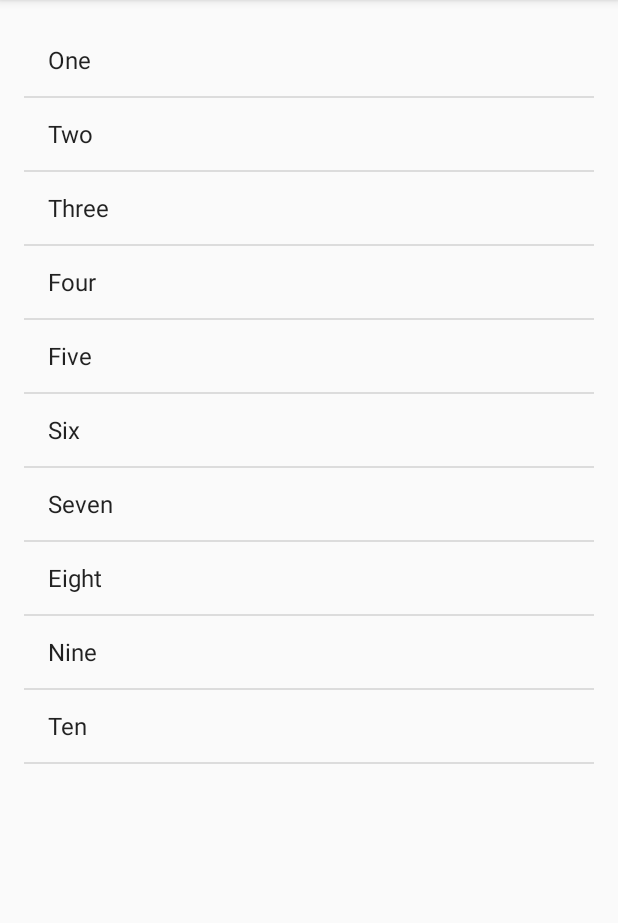
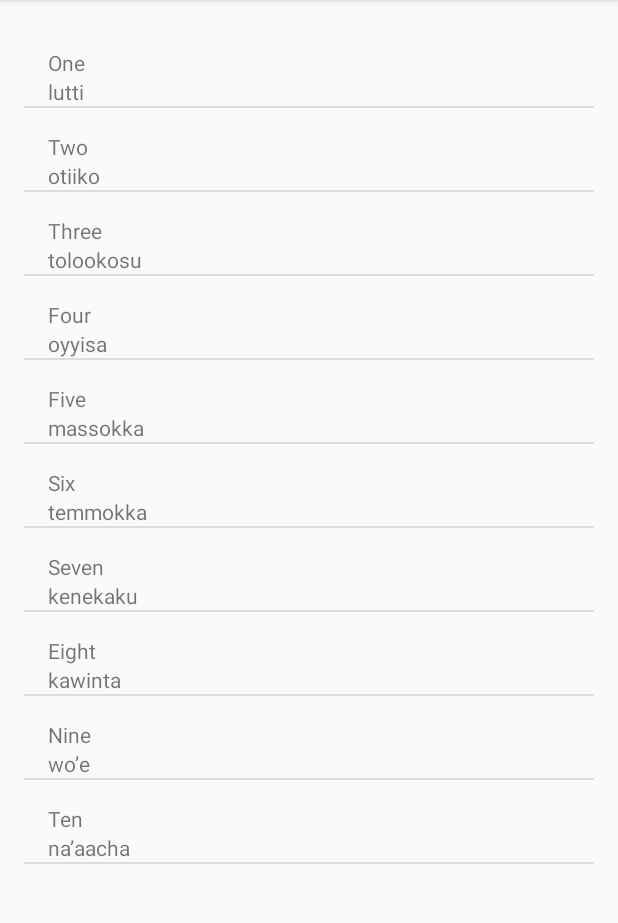
Before and after one commit to dirtfeast/Miwok, an Android app: the screen it shows after launch (NumbersActivity), after a tap on "Numbers", on a phone screen of 412 x 824 dp, the part 84-1007 px from its top. Run offline under Robolectric (Android 15) with nearby library versions, the phone set to English and light mode, and no system bars.

Commit message:
Update Numbers with WordAdapter, custom ArrayAdapter class

```diff
--- a/app/src/main/java/com/example/android/miwok/NumbersActivity.java
+++ b/app/src/main/java/com/example/android/miwok/NumbersActivity.java
@@ -19,17 +19,19 @@
         super.onCreate(savedInstanceState);
         setContentView(R.layout.activity_numbers);
 
-        ArrayList<String> miwokWords = new ArrayList<String>();
-        miwokWords.add("One");
-        miwokWords.add("Two");
-        miwokWords.add("Three");
-        miwokWords.add("Four");
-        miwokWords.add("Five");
-        miwokWords.add("Six");
-        miwokWords.add("Seven");
-        miwokWords.add("Eight");
-        miwokWords.add("Nine");
-        miwokWords.add("Ten");
+        // ArrayList of miwoWords objects
+        // Define English and Miwok words
+        ArrayList<Word> miwokWords = new ArrayList<Word>();
+        miwokWords.add(new Word("One", "lutti"));
+        miwokWords.add(new Word("Two", "otiiko"));
+        miwokWords.add(new Word("Three", "tolookosu"));
+        miwokWords.add(new Word("Four", "oyyisa"));
+        miwokWords.add(new Word("Five", "massokka"));
+        miwokWords.add(new Word("Six", "temmokka"));
+        miwokWords.add(new Word("Seven", "kenekaku"));
+        miwokWords.add(new Word("Eight", "kawinta"));
+        miwokWords.add(new Word("Nine", "wo’e"));
+        miwokWords.add(new Word("Ten", "na’aacha"));
 
         // Locate root LinearLayout in activity_numbers.xml
         // LinearLayout rootView = (LinearLayout) findViewById(R.id.rootView);
@@ -37,9 +39,19 @@
         // Add sub TextView to the root LinearLayout for each element
         // ArrayAdapter manages view recycling
         // Set text of each view
-        ArrayAdapter<String> itemsAdapter = new ArrayAdapter<String>(this, android.R.layout.simple_list_item_1, miwokWords);
+
+        // Custom WordAdapter class overrides ArrayAdapter
+        // Pass context and object
+        WordAdapter adapter = new WordAdapter(this, miwokWords);
+
+        // Find the ListView object in the view hierarchy of the Activity
+        // There should be a {@link ListView} with the view ID called list,
+        // which is declared in the activity_numbers.xml layout file
         ListView listView = (ListView) findViewById(R.id.list);
-        listView.setAdapter(itemsAdapter);
+
+        // Make the ListView use the WordAdapter we created above, so that the
+        // ListView will display list items for each Word object in the list.
+        listView.setAdapter(adapter);
 
     } // Close method onCreate()
 } // Close class NumbersActivity
--- /dev/null
+++ b/app/src/main/java/com/example/android/miwok/Word.java
@@ -0,0 +1,30 @@
+package com.example.android.miwok;
+
+/**
+ * Created by DanW on 5/21/2017.
+ */
+
+public class Word {
+
+    private String mMiwokWord;
+    private String mEnglishWord;
+
+    // Constructor setter method
+    // @params strings miwokWord and englishWord
+    // Sets private strings mMiwokWord and mEnglishWord
+    public Word(String miwokWord, String englishWord) {
+        mMiwokWord = miwokWord;
+        mEnglishWord = englishWord;
+    } // Close method Word()
+
+    // Getter method to retrieve private string mMiwokWord
+    public String getmMiwokWord() {
+        return mMiwokWord;
+    }
+
+    // Getter method to retrieve private string mEnglishWord
+    public String getmEnglishWord() {
+        return mEnglishWord;
+    }
+
+} // Close class Word
--- /dev/null
+++ b/app/src/main/java/com/example/android/miwok/WordAdapter.java
@@ -0,0 +1,83 @@
+package com.example.android.miwok;
+
+import android.app.Activity;
+import android.support.annotation.NonNull;
+import android.support.annotation.Nullable;
+import android.view.LayoutInflater;
+import android.view.View;
+import android.view.ViewGroup;
+import android.widget.ArrayAdapter;
+import android.widget.ImageView;
+import android.widget.TextView;
+
+import java.util.ArrayList;
+
+/**
+ * Created by DanW on 5/21/2017.
+ */
+
+// Custom override of the getView() method
+public class WordAdapter extends ArrayAdapter<Word> {
+
+    private static final String LOG_TAG = WordAdapter.class.getSimpleName();
+
+    /**
+     * This is our own custom constructor (it doesn't mirror a superclass constructor).
+     * The context is used to inflate the layout file, and the list is the data we want
+     * to populate into the lists.
+     *
+     * @param context        The current context. Used to inflate the layout file.
+     * @param miwokWords A List of AndroidFlavor objects to display in a list
+     */
+    public WordAdapter(Activity context, ArrayList<Word> miwokWords) {
+        // Here, we initialize the ArrayAdapter's internal storage for the context and the list.
+        // the second argument is used when the ArrayAdapter is populating a single TextView.
+        // Because this is a custom adapter for two TextViews and an ImageView, the adapter is not
+        // going to use this second argument, so it can be any value. Here, we used 0.
+
+        // Call on constructor for superclass ArrayAdapter
+        // ArrayAdapter(Context context, int resource, List<T> objects)
+        super(context, 0, miwokWords);
+    }
+    @NonNull
+    @Override
+    public View getView(int position, @Nullable View convertView, @NonNull ViewGroup parent) {
+//        return super.getView(position, convertView, parent);
+
+        // Check if the existing view is being reused, otherwise inflate the view
+        // Important, for example, when you start app and there are no recyclable views yet
+        View listItemView = convertView;
+        if(listItemView == null) {
+            listItemView = LayoutInflater.from(getContext()).inflate(R.layout.list_item, parent, false);
+            }
+
+        // Get the Word object located at this position in the list
+        // getItem() is a method within ArrayAdapter superclass
+        Word currentWord = getItem(position);
+
+        // Find the TextView in the list_item.xml layout with the ID version_name
+        TextView nameTextView = (TextView) listItemView.findViewById(R.id.numbers_miwok);
+        // Get the version name from the current AndroidFlavor object and
+        // set this text on the name TextView
+        nameTextView.setText(currentWord.getmMiwokWord());
+
+        // Find the TextView in the list_item.xml layout with the ID version_number
+        TextView numberTextView = (TextView) listItemView.findViewById(R.id.numbers_english);
+        // Get the version number from the current AndroidFlavor object and
+        // set this text on the number TextView
+        numberTextView.setText(currentWord.getmEnglishWord());
+
+        // Find the ImageView in the list_item.xml layout with the ID list_item_icon
+//        ImageView iconView = (ImageView) listItemView.findViewById(R.id.list_item_icon);
+
+        // Get the image resource ID from the current AndroidFlavor object and
+        // set the image to iconView
+//        iconView.setImageResource(currentWord.getImageResourceId());
+
+        // Return the whole list item layout (containing 2 TextViews and an ImageView)
+        // so that it can be shown in the ListView
+        return listItemView;
+
+    } // Close method getView()
+
+} // Close class WordAdapter
--- /dev/null
+++ b/app/src/main/res/layout/list_item.xml
@@ -0,0 +1,25 @@
+<?xml version="1.0" encoding="utf-8"?>
+
+<!-- Layout for a single list item -->
+<LinearLayout xmlns:android="http://schemas.android.com/apk/res/android"
+    xmlns:tool="http://schemas.android.com/tools"
+    android:layout_width="match_parent"
+    android:layout_height="match_parent"
+    android:mode="twoLine"
+    android:orientation="vertical"
+    android:paddingLeft="16dp"
+    android:paddingTop="16dp">
+
+    <TextView
+        android:id="@+id/numbers_miwok"
+        android:layout_width="match_parent"
+        android:layout_height="wrap_content"
+        tool:text="Miwok" />
+
+    <TextView
+        android:id="@+id/numbers_english"
+        android:layout_width="match_parent"
+        android:layout_height="wrap_content"
+        tool:text="English" />
+
+</LinearLayout>
```
